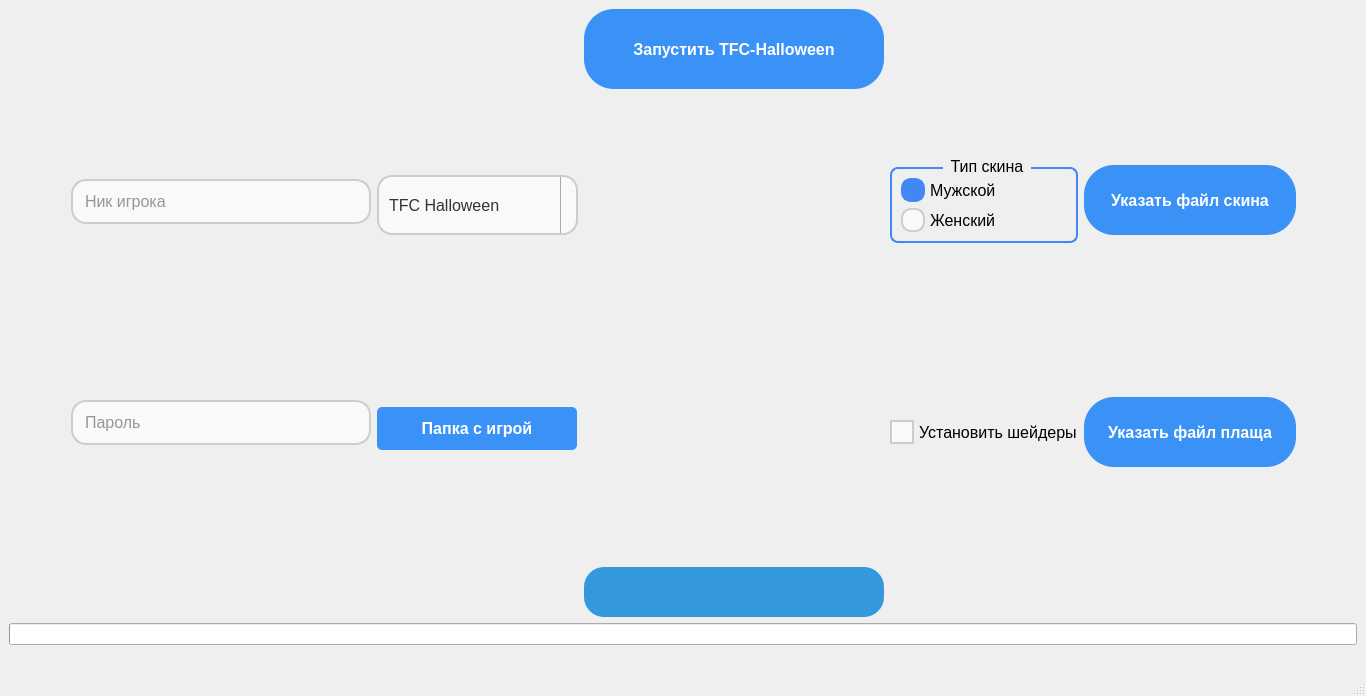
The window that src/launcher/design/design.ui (izharus/tfc_halloween_launcher) describes before a commit, drawn with Qt 5.
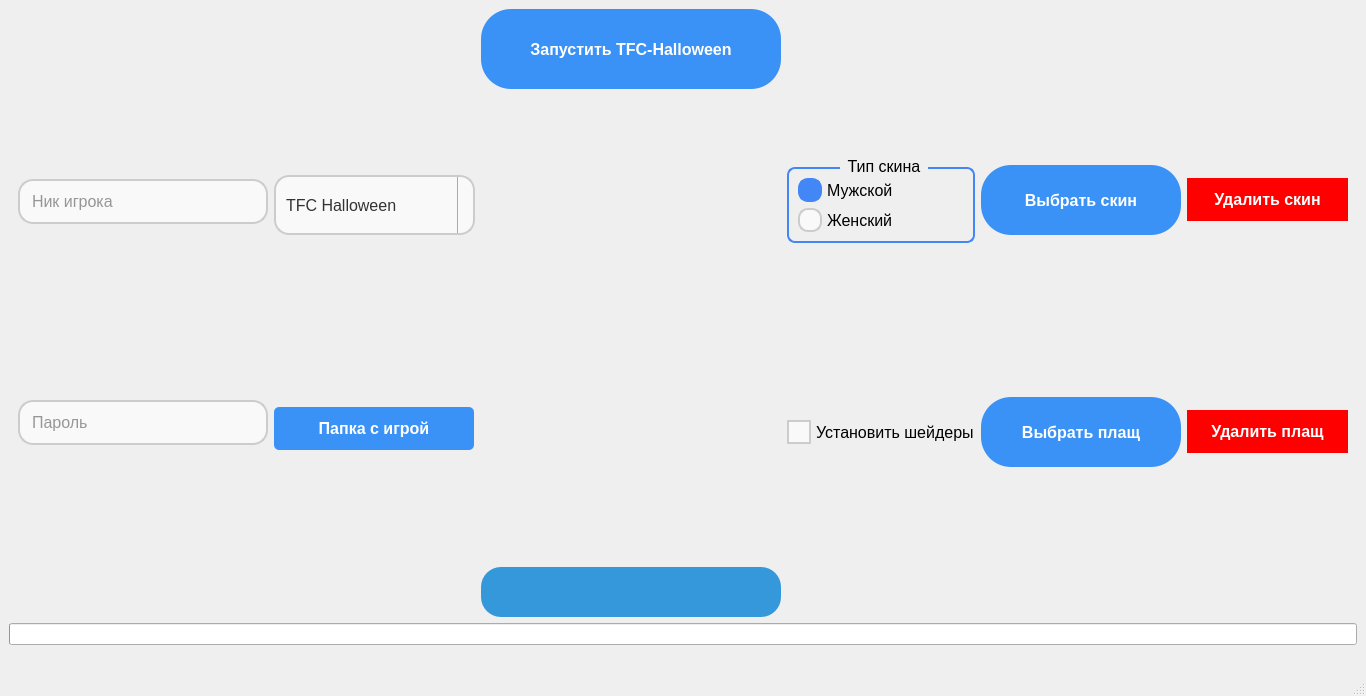
The same window after the commit. Icons and pictures are not drawn.

Commit message: Feat: add logic for deleting user textures

The edit to the form file:
```diff
--- a/src/launcher/design/design.ui
+++ b/src/launcher/design/design.ui
@@ -71,7 +71,7 @@
            <widget class="QLineEdit" name="lineEdit_nickname">
             <property name="minimumSize">
              <size>
-              <width>300</width>
+              <width>250</width>
               <height>0</height>
              </size>
             </property>
@@ -114,6 +114,12 @@
           </item>
           <item>
            <widget class="QLineEdit" name="lineEdit_password">
+            <property name="minimumSize">
+             <size>
+              <width>250</width>
+              <height>0</height>
+             </size>
+            </property>
             <property name="styleSheet">
              <string notr="true">/* Modern Style QLineEdit */
 .QLineEdit {
@@ -371,7 +377,7 @@
            <widget class="QPushButton" name="pushButton_choose_cape">
             <property name="minimumSize">
              <size>
-              <width>0</width>
+              <width>200</width>
               <height>70</height>
              </size>
             </property>
@@ -400,7 +406,7 @@
 </string>
             </property>
             <property name="text">
-             <string>Указать файл плаща</string>
+             <string>Выбрать плащ</string>
             </property>
            </widget>
           </item>
@@ -543,7 +549,7 @@
            <widget class="QPushButton" name="pushButton_choose_skin">
             <property name="minimumSize">
              <size>
-              <width>0</width>
+              <width>200</width>
               <height>70</height>
              </size>
             </property>
@@ -578,7 +584,7 @@
 </string>
             </property>
             <property name="text">
-             <string>Указать файл скина</string>
+             <string>Выбрать скин</string>
             </property>
            </widget>
           </item>
@@ -632,6 +638,66 @@
             </property>
            </widget>
           </item>
+          <item row="0" column="2">
+           <widget class="QPushButton" name="pushButton_delete_skin">
+            <property name="styleSheet">
+             <string notr="true">QPushButton {
+  background-color: #FF0000; /* Red color */
+  border: none;
+  border-radius: 30px;
+  padding: 12px 24px;
+  color: #FFFFFF;
+  font-weight: bold;
+  text-align: center;
+  text-decoration: none;
+  font-size: 16px;
+}
+
+QPushButton:hover {
+  background-color: #CC0000; /* Darker red on hover */
+}
+
+QPushButton:pressed {
+  background-color: #990000; /* Even darker red when pressed */
+  border: 1px solid #660000; /* Dark border when pressed */
+}
+</string>
+            </property>
+            <property name="text">
+             <string>Удалить скин</string>
+            </property>
+           </widget>
+          </item>
+          <item row="3" column="2">
+           <widget class="QPushButton" name="pushButton_delete_cape">
+            <property name="styleSheet">
+             <string notr="true">QPushButton {
+  background-color: #FF0000; /* Red color */
+  border: none;
+  border-radius: 30px;
+  padding: 12px 24px;
+  color: #FFFFFF;
+  font-weight: bold;
+  text-align: center;
+  text-decoration: none;
+  font-size: 16px;
+}
+
+QPushButton:hover {
+  background-color: #CC0000; /* Darker red on hover */
+}
+
+QPushButton:pressed {
+  background-color: #990000; /* Even darker red when pressed */
+  border: 1px solid #660000; /* Dark border when pressed */
+}
+</string>
+            </property>
+            <property name="text">
+             <string>Удалить плащ</string>
+            </property>
+           </widget>
+          </item>
          </layout>
         </item>
         <item>
```
The commit also changes 2 other files.
